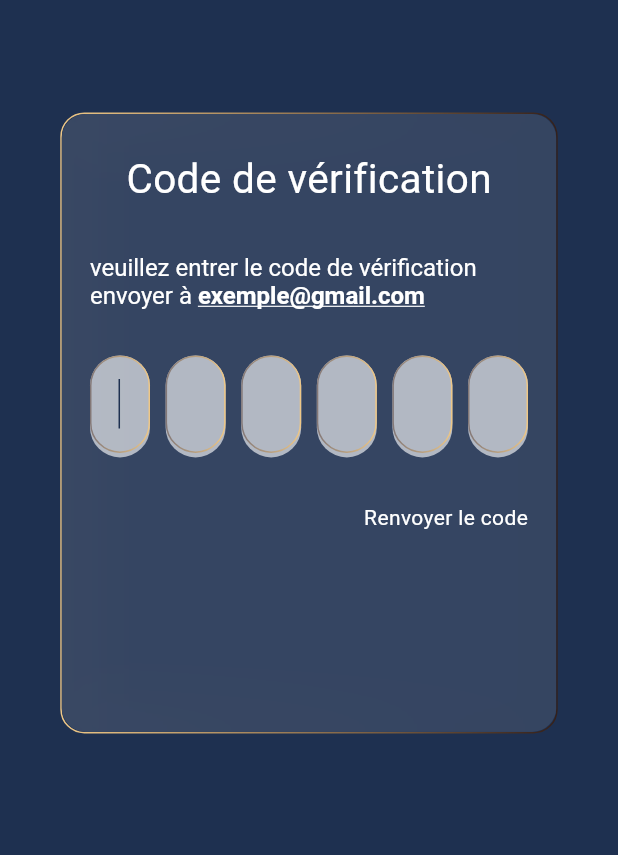
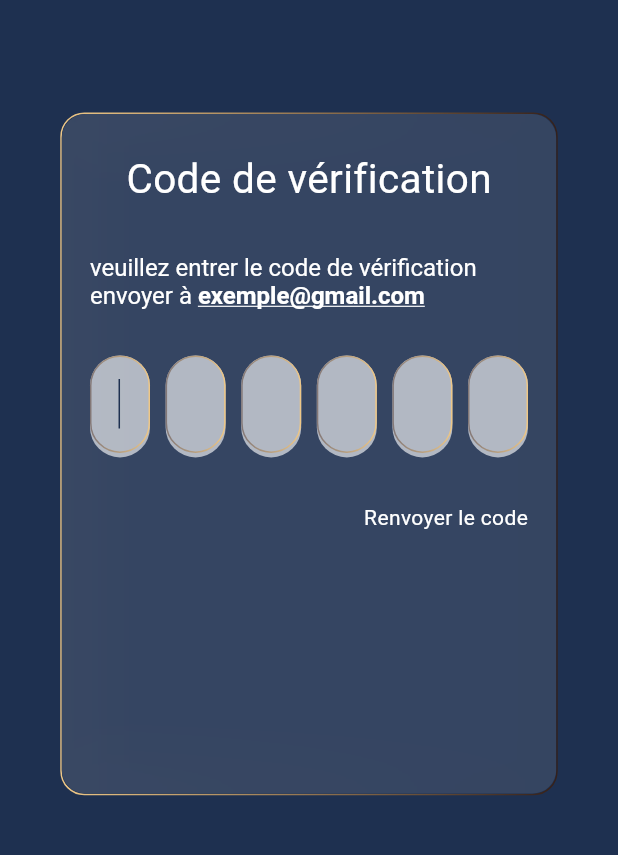
Before and after one commit to badrafyf77/pfe_projet, a Flutter app: the OTPEmailView screen opened by its route, on a phone screen of 412 x 824 dp, the part 307-1162 px from its top. Run offline on Flutter 3.47's test engine with Material 3 defaults, Android fonts, the phone set to English and light mode, and no system bars; our stand-ins replace get, google_fonts, gradient_borders; Roboto replaces fonts that are missing (Allerta).

Commit message:
add blur container height and width to constants

```diff
--- /dev/null
+++ b/lib/core/configures/constants.dart
@@ -0,0 +1,5 @@
+class Constants {
+  static const appPadding = 30.0;
+  static const blurConatinerHeight = .55;
+  static const blurConatinerWidth = .8;
+}
--- a/lib/core/utils/customs/background_container.dart
+++ b/lib/core/utils/customs/background_container.dart
@@ -1,9 +1,9 @@
 import 'package:flutter/material.dart';
 import 'package:pfe_projet/core/utils/app_colors.dart';
 
-class BackgroundImageContainer extends StatelessWidget {
+class BackgroundContainer extends StatelessWidget {
   final Widget widget;
-  const BackgroundImageContainer({
+  const BackgroundContainer({
     Key? key,
     required this.widget,
   }) : super(key: key);
--- a/lib/features/auth/presentation/views/widgets/sign_in_body.dart
+++ b/lib/features/auth/presentation/views/widgets/sign_in_body.dart
@@ -1,4 +1,5 @@
 import 'package:flutter/material.dart';
+import 'package:pfe_projet/core/configures/constants.dart';
 import 'package:pfe_projet/core/utils/customs/background_container.dart';
 import 'package:pfe_projet/core/utils/customs/custom_logo_and_text.dart';
 import 'package:pfe_projet/features/auth/presentation/views/widgets/sign_in_blur_container.dart';
@@ -9,9 +10,9 @@ class SignInBody extends StatelessWidget {
   @override
   Widget build(BuildContext context) {
     Size size = MediaQuery.of(context).size;
-    return BackgroundImageContainer(
+    return BackgroundContainer(
       widget: Padding(
-        padding: const EdgeInsets.symmetric(horizontal: 30),
+        padding: const EdgeInsets.symmetric(horizontal: Constants.appPadding),
         child: SingleChildScrollView(
           child: Column(
             children: [
--- a/lib/features/auth/presentation/views/widgets/sign_up_blur_container.dart
+++ b/lib/features/auth/presentation/views/widgets/sign_up_blur_container.dart
@@ -1,8 +1,9 @@
 import 'package:flutter/material.dart';
+import 'package:pfe_projet/core/configures/constants.dart';
 import 'package:pfe_projet/core/utils/customs/blur_container.dart';
 import 'package:pfe_projet/features/auth/presentation/views/widgets/inscrire_button.dart';
 import 'package:pfe_projet/features/auth/presentation/views/widgets/sign_up_back_button.dart';
-import 'package:pfe_projet/features/auth/presentation/views/widgets/sign_up_container_body.dart';
+import 'package:pfe_projet/features/auth/presentation/views/widgets/sign_up_blur_container_body.dart';
 
 class SignUpBlurContainer extends StatelessWidget {
   const SignUpBlurContainer({super.key});
@@ -18,7 +19,7 @@ class SignUpBlurContainer extends StatelessWidget {
         ),
         BlurContainer(
           height: size.height * .7,
-          width: size.width * .8,
+          width: size.width * Constants.blurConatinerWidth,
           blurContainerBody: const SignUpContainerBody(),
         ),
         const SignUpBackButton(),
--- a/lib/features/auth/presentation/views/widgets/sign_up_body.dart
+++ b/lib/features/auth/presentation/views/widgets/sign_up_body.dart
@@ -1,4 +1,5 @@
 import 'package:flutter/material.dart';
+import 'package:pfe_projet/core/configures/constants.dart';
 import 'package:pfe_projet/core/utils/customs/background_container.dart';
 import 'package:pfe_projet/core/utils/customs/custom_logo_and_text.dart';
 import 'package:pfe_projet/features/auth/presentation/views/widgets/sign_up_blur_container.dart';
@@ -9,9 +10,9 @@ class SignUpBody extends StatelessWidget {
   @override
   Widget build(BuildContext context) {
     Size size = MediaQuery.of(context).size;
-    return BackgroundImageContainer(
+    return BackgroundContainer(
       widget: Padding(
-        padding: const EdgeInsets.symmetric(horizontal: 30),
+        padding: const EdgeInsets.symmetric(horizontal: Constants.appPadding),
         child: Column(
           children: [
             SizedBox(
--- a/lib/features/otp/presentation/views/widgets/otp_email_blu_container.dart
+++ b/lib/features/otp/presentation/views/widgets/otp_email_blu_container.dart
@@ -1,4 +1,5 @@
 import 'package:flutter/material.dart';
+import 'package:pfe_projet/core/configures/constants.dart';
 import 'package:pfe_projet/core/utils/customs/blur_container.dart';
 import 'package:pfe_projet/features/otp/presentation/views/widgets/otp_email_blur_container_body.dart';
 
@@ -8,8 +9,9 @@ class OTPEmailBlurContainer extends StatelessWidget {
   @override
   Widget build(BuildContext context) {
     return BlurContainer(
-      height: MediaQuery.of(context).size.height * 0.5,
-      width: MediaQuery.of(context).size.width * .8,
+      height:
+          MediaQuery.of(context).size.height * Constants.blurConatinerHeight,
+      width: MediaQuery.of(context).size.width * Constants.blurConatinerWidth,
       blurContainerBody: const OTPEmailBlurContainerBody(),
     );
   }
--- a/lib/features/otp/presentation/views/widgets/otp_email_body.dart
+++ b/lib/features/otp/presentation/views/widgets/otp_email_body.dart
@@ -1,4 +1,5 @@
 import 'package:flutter/material.dart';
+import 'package:pfe_projet/core/configures/constants.dart';
 import 'package:pfe_projet/core/utils/customs/background_container.dart';
 import 'package:pfe_projet/core/utils/customs/custom_logo_and_text.dart';
 import 'package:pfe_projet/features/otp/presentation/views/widgets/otp_email_blu_container.dart';
@@ -13,9 +14,9 @@ class OTPEmailBody extends StatefulWidget {
 class _OTPEmailBodyState extends State<OTPEmailBody> {
   @override
   Widget build(BuildContext context) {
-    return BackgroundImageContainer(
+    return BackgroundContainer(
       widget: Padding(
-        padding: const EdgeInsets.symmetric(horizontal: 30),
+        padding: const EdgeInsets.symmetric(horizontal: Constants.appPadding),
         child: Column(
           children: [
             SizedBox(
--- a/lib/features/splash/presentation/views/widgets/splash_view_body.dart
+++ b/lib/features/splash/presentation/views/widgets/splash_view_body.dart
@@ -22,7 +22,7 @@ class _SplashViewBodyState extends State<SplashViewBody> {
 
   @override
   Widget build(BuildContext context) {
-    return const BackgroundImageContainer(
+    return const BackgroundContainer(
       widget: Padding(
         padding: EdgeInsets.symmetric(horizontal: 30),
         child: LogoAndText(),
```
Also changed, not shown: lib/features/auth/presentation/views/forgot_pass_view.dart (+43 -1 lines), lib/features/auth/presentation/views/widgets/sign_in_blur_container.dart (+4 -79 lines), lib/features/auth/presentation/views/widgets/sign_in_blur_container_body.dart (added, +78 -0 lines), lib/features/auth/presentation/views/widgets/sign_up_blur_container_body.dart (renamed from lib/features/auth/presentation/views/widgets/sign_up_container_body.dart).
